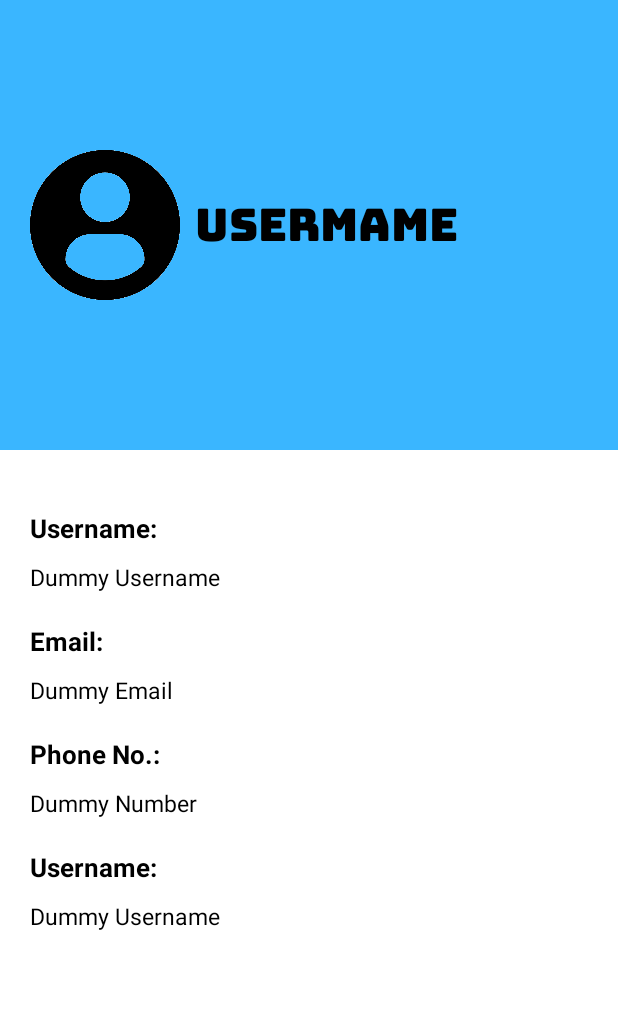
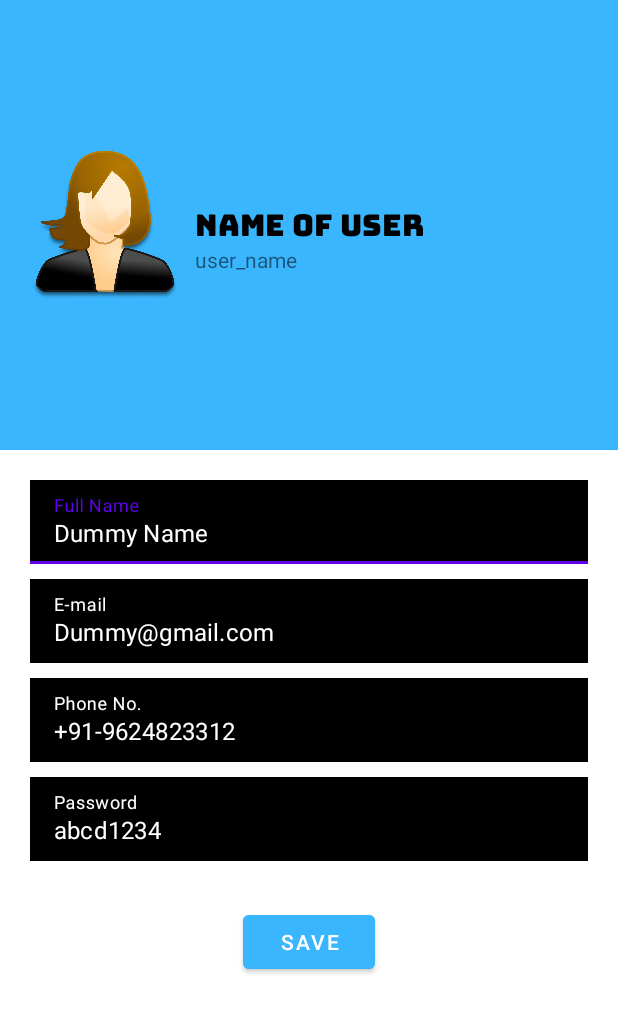
Before and after one commit to anmolkaur18/Benevole, an Android app: the UserProfile screen opened directly, with no data from a screen before it, on a phone screen of 412 x 824 dp. Shown: the top 1013 px of the screen. Run offline under Robolectric (Android 15) with nearby library versions, the phone set to English and light mode, and no system bars; Roboto replaces fonts that are not available here.

Commit message:
Final commits

```diff
--- a/app/src/main/java/com/example/benevole/Dashboard.java
+++ b/app/src/main/java/com/example/benevole/Dashboard.java
@@ -12,7 +12,7 @@ public class Dashboard extends AppCompatActivity {
 
     public Button button1;
     public Button button2;
-    public Button profile_button;
+    public Button button3;
 
     @Override
     protected void onCreate(Bundle savedInstanceState) {
@@ -22,7 +22,7 @@ public class Dashboard extends AppCompatActivity {
 
         button1=findViewById(R.id.opp_button);
         button2=findViewById(R.id.vol_button);
-        profile_button=findViewById(R.id.prf_btn);
+        button3=findViewById(R.id.user_btn);
 
         button1.setOnClickListener(new View.OnClickListener() {
             @Override
@@ -38,11 +38,12 @@ public class Dashboard extends AppCompatActivity {
             }
         });
 
-        profile_button.setOnClickListener(new View.OnClickListener() {
+        button3.setOnClickListener(new View.OnClickListener() {
             @Override
             public void onClick(View v) {
                 startActivity(new Intent(Dashboard.this, UserProfile.class));
             }
         });
+
     }
 }
--- a/app/src/main/java/com/example/benevole/User.java
+++ /dev/null
@@ -1,29 +0,0 @@
-package com.example.benevole;
-import android.view.ViewDebug;
-
-import com.google.firebase.database.PropertyName;
-
-
-    public class User{
-    String username, email, phoneNo, password;
-
-    @PropertyName("username")
-    public String getUsername() {
-        return username;
-    }
-
-    @PropertyName("email")
-    public String getEmail() {
-        return email;
-    }
-
-    @PropertyName("phoneNo")
-    public String getPhoneNo() {
-        return phoneNo;
-    }
-
-    @PropertyName("password")
-    public String getPassword(){
-        return password;
-    }
-}
--- a/app/src/main/java/com/example/benevole/UserProfile.java
+++ b/app/src/main/java/com/example/benevole/UserProfile.java
@@ -1,65 +1,16 @@
 package com.example.benevole;
 
-import androidx.annotation.NonNull;
 import androidx.appcompat.app.AppCompatActivity;
 
 import android.os.Bundle;
-import android.widget.TextView;
-import android.widget.Toast;
-
-import com.google.firebase.auth.FirebaseAuth;
-import com.google.firebase.auth.FirebaseUser;
-import com.google.firebase.database.DataSnapshot;
-import com.google.firebase.database.DatabaseError;
-import com.google.firebase.database.DatabaseReference;
-import com.google.firebase.database.FirebaseDatabase;
-import com.google.firebase.database.ValueEventListener;
+import android.view.WindowManager;
 
 public class UserProfile extends AppCompatActivity {
-
-    private FirebaseUser user;
-    private DatabaseReference reference;
-
-    private String userID;
 
     @Override
     protected void onCreate(Bundle savedInstanceState) {
         super.onCreate(savedInstanceState);
+        getWindow().setFlags(WindowManager.LayoutParams.FLAG_FULLSCREEN, WindowManager.LayoutParams.FLAG_FULLSCREEN);
         setContentView(R.layout.activity_user_profile);
-
-        user = FirebaseAuth.getInstance().getCurrentUser();
-        reference = FirebaseDatabase.getInstance().getReference("users");
-        userID = user.getUid();
-
-        final TextView usernameTextView = (TextView) findViewById(R.id.username);
-        final TextView emailTextView = (TextView) findViewById(R.id.email);
-        final TextView phoneTextView = (TextView) findViewById(R.id.phone);
-        final TextView passwordTextView = (TextView) findViewById(R.id.password);
-
-
-        reference.child(userID).addListenerForSingleValueEvent(new ValueEventListener() {
-            @Override
-            public void onDataChange(@NonNull DataSnapshot snapshot) {
-                User userProfile = snapshot.getValue(User.class);
-
-                if(userProfile != null){
-                    String username = userProfile.username;
-                    String email = userProfile.email;
-                    String phone = userProfile.phoneNo;
-                    String password = userProfile.password;
-
-                    usernameTextView.setText(username);
-                    emailTextView.setText(email);
-                    phoneTextView.setText(username);
-                    passwordTextView.setText(password);
-                }
-            }
-
-            @Override
-            public void onCancelled(@NonNull DatabaseError error) {
-                Toast.makeText(UserProfile.this, "Something Wrong Happened", Toast.LENGTH_SHORT).show();
-            }
-        });
-
     }
 }
--- a/app/src/main/res/layout/activity_dashboard.xml
+++ b/app/src/main/res/layout/activity_dashboard.xml
@@ -24,18 +24,17 @@
                 android:src="@drawable/icon" />
 
             <androidx.appcompat.widget.AppCompatButton
-                android:id="@+id/prf_btn"
+                android:id="@+id/user_btn"
                 android:layout_width="wrap_content"
                 android:layout_height="wrap_content"
                 android:layout_alignRight="@+id/imageView"
                 android:layout_marginRight="-224dp"
-                android:backgroundTint="#a9a9a9"
+                android:backgroundTint="@color/black"
                 android:text="View Profile"
                 android:layout_marginTop="15dp"
                 android:textColor="@color/white"
                 android:gravity="center"
-                android:textAlignment="center"
-                >
+                android:textAlignment="center">
 
 
             </androidx.appcompat.widget.AppCompatButton>
--- a/app/src/main/res/layout/activity_show_events.xml
+++ b/app/src/main/res/layout/activity_show_events.xml
@@ -5,6 +5,27 @@
     android:layout_width="match_parent"
     android:layout_height="match_parent"
     tools:context=".ShowEvents">
+
+    <LinearLayout
+        android:id="@+id/linearLayout"
+        android:layout_width="match_parent"
+        android:layout_height="wrap_content"
+        android:orientation="vertical"
+        tools:ignore="MissingConstraints">
+
+        <RelativeLayout
+            android:layout_width="match_parent"
+            android:layout_height="?actionBarSize">
+
+            <ImageView
+                android:layout_width="wrap_content"
+                android:layout_height="wrap_content"
+                android:layout_alignParentLeft="true"
+                android:layout_marginLeft="-108dp"
+                android:src="@drawable/icon" />
+
+        </RelativeLayout>
+    </LinearLayout>
 
     <androidx.recyclerview.widget.RecyclerView
         android:id="@+id/recyclerview"
@@ -14,5 +35,5 @@
         app:layout_constraintEnd_toEndOf="parent"
         app:layout_constraintHorizontal_bias="0.5"
         app:layout_constraintStart_toStartOf="parent"
-        app:layout_constraintTop_toTopOf="parent" />
+        app:layout_constraintTop_toBottomOf="@+id/linearLayout" />
 </androidx.constraintlayout.widget.ConstraintLayout>
--- a/app/src/main/res/layout/activity_user_profile.xml
+++ b/app/src/main/res/layout/activity_user_profile.xml
@@ -22,11 +22,11 @@
 
 
         <TextView
-            android:id="@+id/username"
+            android:id="@+id/full_name"
             android:layout_width="wrap_content"
             android:layout_height="wrap_content"
-            android:text="USERMAME"
-            android:textSize="30sp"
+            android:text="Name of User"
+            android:textSize="20sp"
             android:fontFamily="@font/bungee"
             android:layout_toRightOf="@id/profile_img"
             android:layout_centerVertical="true"
@@ -34,6 +34,15 @@
             android:textColor="#000"
             android:layout_marginLeft="10dp"/>
 
+        <TextView
+            android:layout_width="wrap_content"
+            android:layout_height="wrap_content"
+            android:layout_below="@id/full_name"
+            android:text="user_name"
+            android:textSize="14sp"
+            android:layout_toRightOf="@id/profile_img"
+            android:layout_centerVertical="true"
+            android:layout_marginLeft="10dp"/>
 
 
     </RelativeLayout>
@@ -44,94 +53,79 @@
         android:padding="20dp"
         android:orientation="vertical">
 
-        <TextView
-            android:layout_width="wrap_content"
+        <com.google.android.material.textfield.TextInputLayout
+            android:layout_width="match_parent"
             android:layout_height="wrap_content"
-            android:id="@+id/usernameTitle"
-            android:textColor="@color/black"
-            android:text="Username: "
-            android:textStyle="bold"
-            android:layout_marginTop="20sp"
-            android:textSize="17dp"
-            />
+            android:hint="Full Name"
+            android:textColorHint="@color/white"
+            android:layout_marginBottom="10dp">
 
-        <TextView
-            android:layout_width="wrap_content"
+            <com.google.android.material.textfield.TextInputEditText
+                android:layout_width="match_parent"
+                android:layout_height="wrap_content"
+                android:background="@color/black"
+                android:textColor="@color/white"
+                android:text="Dummy Name"/>
+
+        </com.google.android.material.textfield.TextInputLayout>
+
+        <com.google.android.material.textfield.TextInputLayout
+            android:layout_width="match_parent"
             android:layout_height="wrap_content"
-            android:id="@+id/username"
-            android:textColor="@color/black"
-            android:text="Dummy Username"
-            android:layout_marginTop="10sp"
-            android:textSize="15dp"
-            tools:ignore="DuplicateIds" />
+            android:hint="E-mail"
+            android:textColorHint="@color/white"
+            android:layout_marginBottom="10dp">
 
+            <com.google.android.material.textfield.TextInputEditText
+                android:layout_width="match_parent"
+                android:layout_height="wrap_content"
+                android:background="@color/black"
+                android:textColor="@color/white"
+                android:text="Dummy@gmail.com"/>
 
-        <TextView
-            android:layout_width="wrap_content"
+        </com.google.android.material.textfield.TextInputLayout>
+
+        <com.google.android.material.textfield.TextInputLayout
+            android:layout_width="match_parent"
             android:layout_height="wrap_content"
-            android:id="@+id/emailTitle"
-            android:textColor="@color/black"
-            android:text="Email: "
-            android:textStyle="bold"
-            android:layout_marginTop="20sp"
-            android:textSize="17dp"
+            android:hint="Phone No."
+            android:textColorHint="@color/white"
+            android:layout_marginBottom="10dp">
 
-            />
+            <com.google.android.material.textfield.TextInputEditText
+                android:layout_width="match_parent"
+                android:layout_height="wrap_content"
+                android:textColor="@color/white"
+                android:background="@color/black"
+                android:text="+91-9624823312"/>
 
-        <TextView
-            android:layout_width="wrap_content"
+        </com.google.android.material.textfield.TextInputLayout>
+
+        <com.google.android.material.textfield.TextInputLayout
+            android:layout_width="match_parent"
             android:layout_height="wrap_content"
-            android:id="@+id/email"
-            android:textColor="@color/black"
-            android:text="Dummy Email"
-            android:layout_marginTop="10sp"
-            android:textSize="15dp"
-            />
+            android:textColorHint="@color/white"
+            android:hint="Password"
+            android:layout_marginBottom="10dp">
 
-        <TextView
-            android:layout_width="wrap_content"
-            android:layout_height="wrap_content"
-            android:id="@+id/phoneTitle"
-            android:textColor="@color/black"
-            android:text="Phone No.: "
-            android:textStyle="bold"
-            android:layout_marginTop="20sp"
-            android:textSize="17dp"
-            />
+            <com.google.android.material.textfield.TextInputEditText
+                android:layout_width="match_parent"
+                android:layout_height="wrap_content"
+                android:background="@color/black"
+                android:textColor="@color/white"
+                android:text="abcd1234"/>
 
-        <TextView
-            android:layout_width="wrap_content"
-            android:layout_height="wrap_content"
-            android:id="@+id/phone"
-            android:textColor="@color/black"
-            android:text="Dummy Number"
-            android:layout_marginTop="10sp"
-            android:textSize="15dp"
-            />
-
-        <TextView
-            android:layout_width="wrap_content"
-            android:layout_height="wrap_content"
-            android:id="@+id/passwordTitle"
-            android:textColor="@color/black"
-            android:text="Username: "
-            android:textStyle="bold"
-            android:layout_marginTop="20sp"
-            android:textSize="17dp"
-            />
-
-        <TextView
-            android:layout_width="wrap_content"
-            android:layout_height="wrap_content"
-            android:id="@+id/password"
-            android:textColor="@color/black"
-            android:text="Dummy Username"
-            android:layout_marginTop="10sp"
-            android:textSize="15dp"
-            />
+        </com.google.android.material.textfield.TextInputLayout>
 
 
     </LinearLayout>
 
+    <Button
+        android:layout_width="wrap_content"
+        android:layout_height="wrap_content"
+        android:layout_gravity="center"
+        android:backgroundTint="#3ab6ff"
+        android:text="SAVE"
+        android:textColor="@color/white"/>
 
 </LinearLayout>
```
Also changed, not shown: app/src/main/res/drawable/profile.png, app/src/main/res/drawable/user.png (added).
